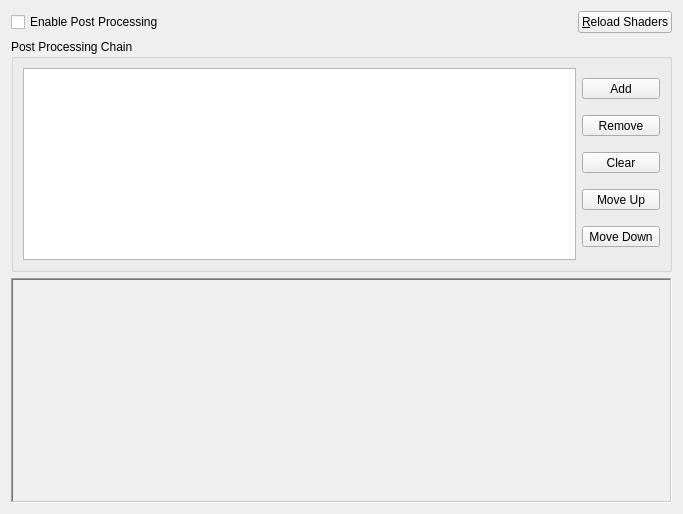
First picture: the form in src/duckstation-qt/postprocessingchainconfigwidget.ui, repository kofxi3584karlayang/duckstation, before the edit.
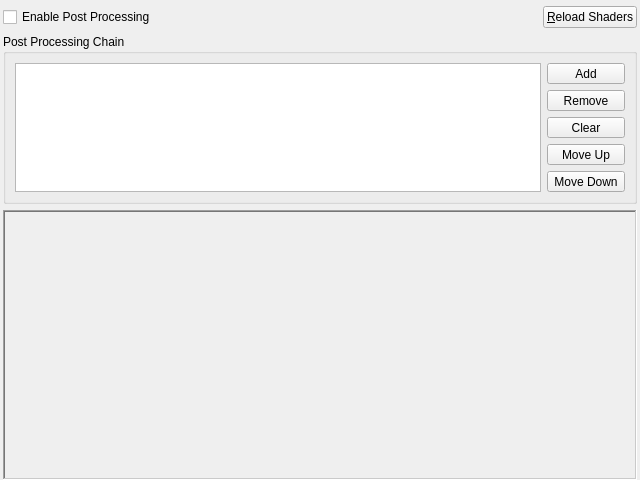
Second picture: the form after the edit. Icons and pictures are not drawn.

Commit message:
Qt: Reduce layout margins in postprocessing settings
And remove a redundant VBoxLayout

```diff
--- a/src/duckstation-qt/postprocessingchainconfigwidget.ui
+++ b/src/duckstation-qt/postprocessingchainconfigwidget.ui
@@ -6,11 +6,23 @@
    <rect>
     <x>0</x>
     <y>0</y>
-    <width>683</width>
-    <height>514</height>
+    <width>640</width>
+    <height>480</height>
    </rect>
   </property>
-  <layout class="QVBoxLayout" name="verticalLayout" stretch="0,0,0,0">
+  <layout class="QVBoxLayout" name="verticalLayout">
+   <property name="leftMargin">
+    <number>3</number>
+   </property>
+   <property name="topMargin">
+    <number>6</number>
+   </property>
+   <property name="rightMargin">
+    <number>3</number>
+   </property>
+   <property name="bottomMargin">
+    <number>0</number>
+   </property>
    <item>
     <layout class="QHBoxLayout" name="horizontalLayout">
      <item>
@@ -50,8 +62,8 @@
      <property name="title">
       <string>Post Processing Chain</string>
      </property>
-     <layout class="QGridLayout" name="gridLayout_2">
-      <item row="0" column="0">
+     <layout class="QGridLayout" name="gridLayout">
+      <item row="0" column="0" rowspan="5">
        <widget class="QListWidget" name="stages">
         <property name="sizePolicy">
          <sizepolicy hsizetype="Expanding" vsizetype="Preferred">
@@ -68,8 +80,6 @@
        </widget>
       </item>
       <item row="0" column="1">
-       <layout class="QVBoxLayout" name="verticalLayout_3">
-        <item>
          <widget class="QToolButton" name="add">
           <property name="sizePolicy">
            <sizepolicy hsizetype="Preferred" vsizetype="Fixed">
@@ -88,7 +98,7 @@
           </property>
          </widget>
         </item>
-        <item>
+      <item row="1" column="1">
          <widget class="QToolButton" name="remove">
           <property name="sizePolicy">
            <sizepolicy hsizetype="Preferred" vsizetype="Fixed">
@@ -107,7 +117,7 @@
           </property>
          </widget>
         </item>
-        <item>
+      <item row="2" column="1">
          <widget class="QToolButton" name="clear">
           <property name="sizePolicy">
            <sizepolicy hsizetype="Preferred" vsizetype="Fixed">
@@ -126,7 +136,7 @@
           </property>
          </widget>
         </item>
-        <item>
+      <item row="3" column="1">
          <widget class="QToolButton" name="moveUp">
           <property name="sizePolicy">
            <sizepolicy hsizetype="Preferred" vsizetype="Fixed">
@@ -145,7 +155,7 @@
           </property>
          </widget>
         </item>
-        <item>
+      <item row="4" column="1">
          <widget class="QToolButton" name="moveDown">
           <property name="sizePolicy">
            <sizepolicy hsizetype="Preferred" vsizetype="Fixed">
@@ -165,8 +175,6 @@
          </widget>
         </item>
        </layout>
-      </item>
-     </layout>
     </widget>
    </item>
    <item>
@@ -191,8 +199,8 @@
        <rect>
         <x>0</x>
         <y>0</y>
-        <width>661</width>
-        <height>220</height>
+        <width>630</width>
+        <height>237</height>
        </rect>
       </property>
      </widget>
```
Left out of the diff: 2 changed lines with no effect on the pictures. Lines whose indentation alone changed are shown as unchanged. The commit also changes 1 other file.
